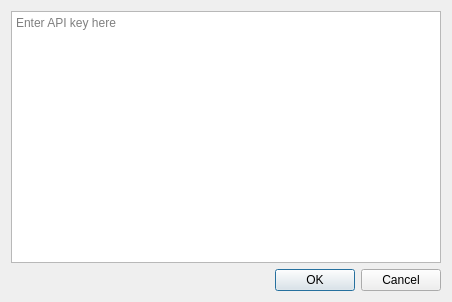
First picture: the form in modorganizer/src/nexusmanualkey.ui, repository Holt59/mo2-merge, before the edit.
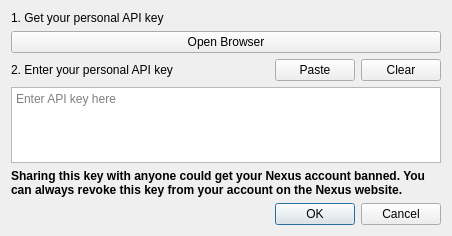
Second picture: the form after the edit.

Commit message: [modorganizer] renamed "revoke nexus authorization" to "disconnect from nexus" because "revoking" is ambiguous reworked manual key dialog to look more like MO1 moved all the UI stuff from callbacks in Settings back to SettingsDialog in a central updateNexusButtons(), which also enables/disables buttons as needed

Patch:
```diff
--- a/modorganizer/src/nexusmanualkey.ui
+++ b/modorganizer/src/nexusmanualkey.ui
@@ -7,16 +7,16 @@
     <x>0</x>
     <y>0</y>
     <width>452</width>
-    <height>302</height>
+    <height>236</height>
    </rect>
   </property>
   <property name="windowTitle">
    <string>Dialog</string>
   </property>
-  <layout class="QVBoxLayout" name="verticalLayout_2">
+  <layout class="QVBoxLayout" name="verticalLayout_2" stretch="1,0">
    <item>
     <widget class="QWidget" name="widget" native="true">
-     <layout class="QVBoxLayout" name="verticalLayout">
+     <layout class="QVBoxLayout" name="verticalLayout" stretch="0,1,0">
       <property name="leftMargin">
        <number>0</number>
       </property>
@@ -30,10 +30,152 @@
        <number>0</number>
       </property>
       <item>
-       <widget class="QPlainTextEdit" name="key">
-        <property name="placeholderText">
-         <string>Enter API key here</string>
-        </property>
+       <widget class="QWidget" name="widget_2" native="true">
+        <layout class="QVBoxLayout" name="verticalLayout_3">
+         <property name="leftMargin">
+          <number>0</number>
+         </property>
+         <property name="topMargin">
+          <number>0</number>
+         </property>
+         <property name="rightMargin">
+          <number>0</number>
+         </property>
+         <property name="bottomMargin">
+          <number>0</number>
+         </property>
+         <item>
+          <widget class="QLabel" name="label">
+           <property name="text">
+            <string>1. Get your personal API key</string>
+           </property>
+          </widget>
+         </item>
+         <item>
+          <widget class="QPushButton" name="openBrowser">
+           <property name="text">
+            <string>Open Browser</string>
+           </property>
+          </widget>
+         </item>
+        </layout>
+       </widget>
+      </item>
+      <item>
+       <widget class="QWidget" name="widget_3" native="true">
+        <layout class="QVBoxLayout" name="verticalLayout_4" stretch="0,1">
+         <property name="leftMargin">
+          <number>0</number>
+         </property>
+         <property name="topMargin">
+          <number>0</number>
+         </property>
+         <property name="rightMargin">
+          <number>0</number>
+         </property>
+         <property name="bottomMargin">
+          <number>0</number>
+         </property>
+         <item>
+          <widget class="QWidget" name="widget_4" native="true">
+           <layout class="QHBoxLayout" name="horizontalLayout">
+            <property name="leftMargin">
+             <number>0</number>
+            </property>
+            <property name="topMargin">
+             <number>0</number>
+            </property>
+            <property name="rightMargin">
+             <number>0</number>
+            </property>
+            <property name="bottomMargin">
+             <number>0</number>
+            </property>
+            <item>
+             <widget class="QLabel" name="label_2">
+              <property name="text">
+               <string>2. Enter your personal API key</string>
+              </property>
+             </widget>
+            </item>
+            <item>
+             <spacer name="horizontalSpacer">
+              <property name="orientation">
+               <enum>Qt::Horizontal</enum>
+              </property>
+              <property name="sizeHint" stdset="0">
+               <size>
+                <width>115</width>
+                <height>20</height>
+               </size>
+              </property>
+             </spacer>
+            </item>
+            <item>
+             <widget class="QPushButton" name="paste">
+              <property name="text">
+               <string>Paste</string>
+              </property>
+             </widget>
+            </item>
+            <item>
+             <widget class="QPushButton" name="clear">
+              <property name="text">
+               <string>Clear</string>
+              </property>
+             </widget>
+            </item>
+           </layout>
+          </widget>
+         </item>
+         <item>
+          <widget class="QPlainTextEdit" name="key">
+           <property name="sizePolicy">
+            <sizepolicy hsizetype="Ignored" vsizetype="Ignored">
+             <horstretch>0</horstretch>
+             <verstretch>0</verstretch>
+            </sizepolicy>
+           </property>
+           <property name="minimumSize">
+            <size>
+             <width>1</width>
+             <height>1</height>
+            </size>
+           </property>
+           <property name="placeholderText">
+            <string>Enter API key here</string>
+           </property>
+          </widget>
+         </item>
+        </layout>
+       </widget>
+      </item>
+      <item>
+       <widget class="QWidget" name="widget_5" native="true">
+        <layout class="QVBoxLayout" name="verticalLayout_5">
+         <property name="leftMargin">
+          <number>0</number>
+         </property>
+         <property name="topMargin">
+          <number>0</number>
+         </property>
+         <property name="rightMargin">
+          <number>0</number>
+         </property>
+         <property name="bottomMargin">
+          <number>0</number>
+         </property>
+         <item>
+          <widget class="QLabel" name="label_3">
+           <property name="text">
+            <string>&lt;b&gt;Sharing this key with anyone could get your Nexus account banned. You can always revoke this key from your account on the Nexus website.&lt;/b&gt;</string>
+           </property>
+           <property name="wordWrap">
+            <bool>true</bool>
+           </property>
+          </widget>
+         </item>
+        </layout>
        </widget>
       </item>
      </layout>
```
The commit also changes 5 other files.
